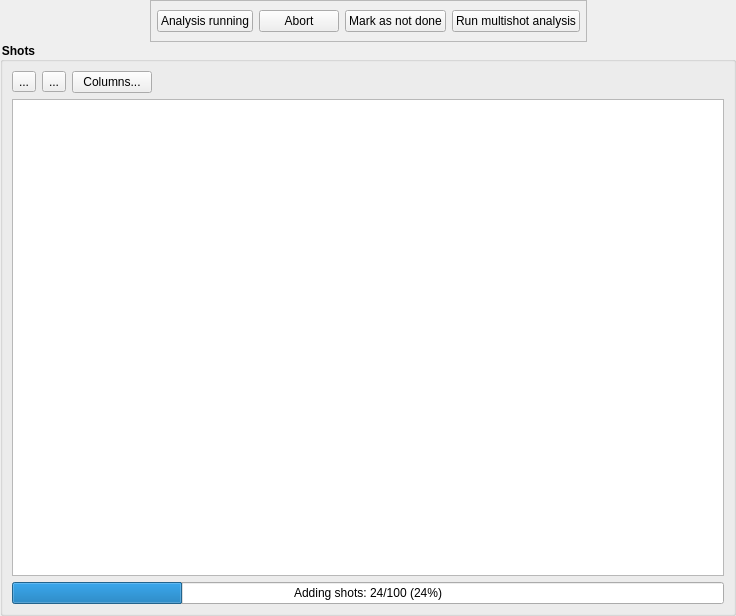
The window that lyse/user_interface/filebox.ui (labscript-suite/lyse) describes before a commit, drawn with Qt 5.
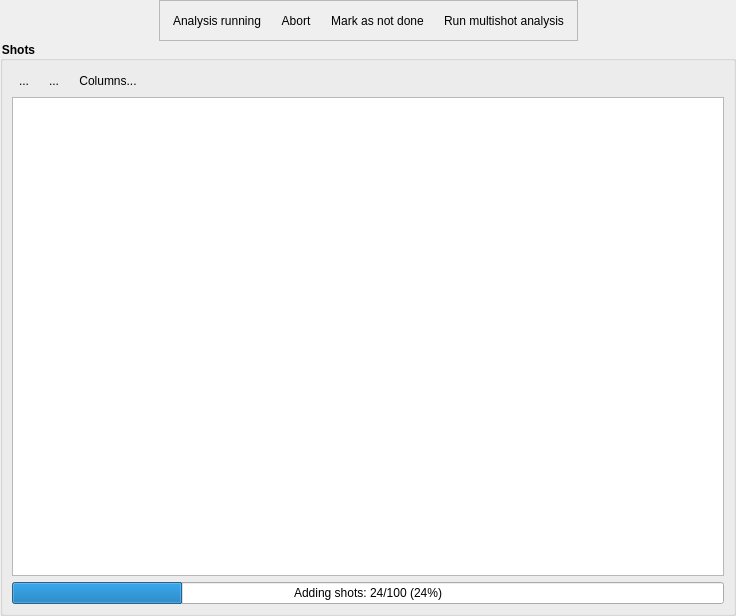
The same window after the commit. Icons and pictures are not drawn. Custom widgets are drawn as their Qt base class.

Commit message: Draw the flat buttons with the Qt style instead of a style sheet

Patch:
```diff
--- a/lyse/user_interface/filebox.ui
+++ b/lyse/user_interface/filebox.ui
@@ -56,7 +56,7 @@
            <number>6</number>
           </property>
           <item>
-           <widget class="QPushButton" name="pushButton_analysis_running">
+           <widget class="QToolButton" name="pushButton_analysis_running">
             <property name="toolTip">
              <string>Pause or resume analysis</string>
             </property>
@@ -70,10 +70,16 @@
             <property name="checkable">
              <bool>true</bool>
             </property>
+            <property name="toolButtonStyle">
+             <enum>Qt::ToolButtonTextBesideIcon</enum>
+            </property>
+            <property name="autoRaise">
+             <bool>true</bool>
+            </property>
            </widget>
           </item>
           <item>
-           <widget class="QPushButton" name="pushButton_abort">
+           <widget class="QToolButton" name="pushButton_abort">
             <property name="toolTip">
              <string>Interrupt the analysis routine that is running and pause analysis</string>
             </property>
@@ -84,10 +90,16 @@
              <iconset>
               <normaloff>:/qtutils/fugue/cross-octagon.png</normaloff>:/qtutils/fugue/cross-octagon.png</iconset>
             </property>
+            <property name="toolButtonStyle">
+             <enum>Qt::ToolButtonTextBesideIcon</enum>
+            </property>
+            <property name="autoRaise">
+             <bool>true</bool>
+            </property>
            </widget>
           </item>
           <item>
-           <widget class="QPushButton" name="pushButton_mark_as_not_done">
+           <widget class="QToolButton" name="pushButton_mark_as_not_done">
             <property name="toolTip">
              <string>Mark the selected shots as not analysed, so that single-shot analysis runs on them again</string>
             </property>
@@ -98,10 +110,16 @@
              <iconset>
               <normaloff>:/qtutils/fugue/arrow-curve-180.png</normaloff>:/qtutils/fugue/arrow-curve-180.png</iconset>
             </property>
+            <property name="toolButtonStyle">
+             <enum>Qt::ToolButtonTextBesideIcon</enum>
+            </property>
+            <property name="autoRaise">
+             <bool>true</bool>
+            </property>
            </widget>
           </item>
           <item>
-           <widget class="QPushButton" name="pushButton_run_multishot_analysis">
+           <widget class="QToolButton" name="pushButton_run_multishot_analysis">
             <property name="toolTip">
              <string>Run the multishot analysis routines</string>
             </property>
@@ -112,6 +130,12 @@
              <iconset>
               <normaloff>:/qtutils/fugue/arrow-curve.png</normaloff>:/qtutils/fugue/arrow-curve.png</iconset>
             </property>
+            <property name="toolButtonStyle">
+             <enum>Qt::ToolButtonTextBesideIcon</enum>
+            </property>
+            <property name="autoRaise">
+             <bool>true</bool>
+            </property>
            </widget>
           </item>
          </layout>
@@ -158,6 +182,9 @@
              <iconset>
               <normaloff>:/qtutils/fugue/plus.png</normaloff>:/qtutils/fugue/plus.png</iconset>
             </property>
+            <property name="autoRaise">
+             <bool>true</bool>
+            </property>
            </widget>
           </item>
           <item>
@@ -172,10 +199,13 @@
              <iconset>
               <normaloff>:/qtutils/fugue/minus.png</normaloff>:/qtutils/fugue/minus.png</iconset>
             </property>
+            <property name="autoRaise">
+             <bool>true</bool>
+            </property>
            </widget>
           </item>
           <item>
-           <widget class="QPushButton" name="pushButton_edit_columns">
+           <widget class="QToolButton" name="pushButton_edit_columns">
             <property name="toolTip">
              <string>Edit which columns are displayed</string>
             </property>
@@ -186,6 +216,12 @@
              <iconset>
               <normaloff>:/qtutils/fugue/table--pencil.png</normaloff>:/qtutils/fugue/table--pencil.png</iconset>
             </property>
+            <property name="toolButtonStyle">
+             <enum>Qt::ToolButtonTextBesideIcon</enum>
+            </property>
+            <property name="autoRaise">
+             <bool>true</bool>
+            </property>
            </widget>
           </item>
           <item>
```
The commit also changes 3 other files.
